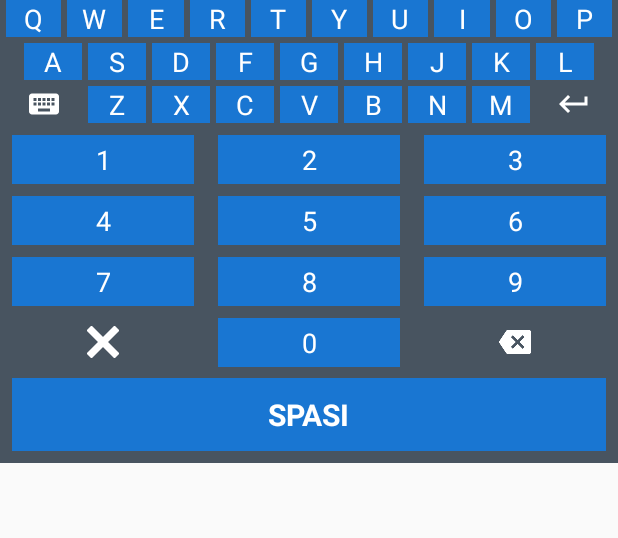
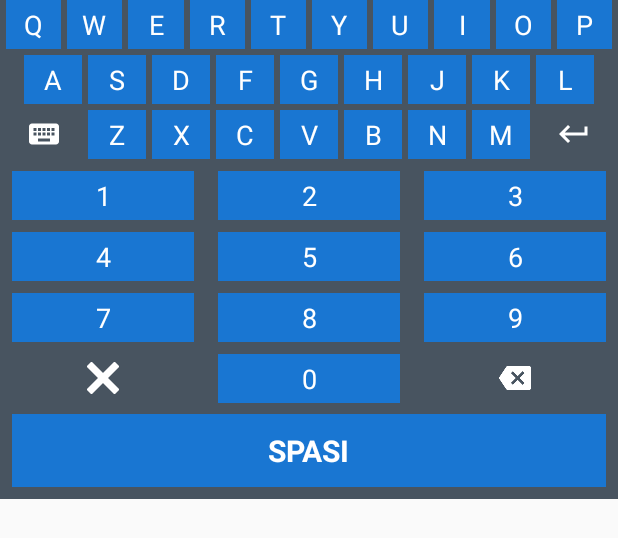
Before and after one commit to cvdigitalcreative/DataMatelKita, an Android app: the layout customkeyboard3.xml on its own in the app's theme, with its tools: preview values and no code run, on a phone screen of 412 x 824 dp. Shown: the top 538 px of the screen. Run offline under Robolectric (Android 15) with nearby library versions, the phone set to English and light mode, and no system bars.

Commit message:
Update keyboard 2 and 3

```diff
--- a/app/src/main/res/layout/customkeyboard2.xml
+++ b/app/src/main/res/layout/customkeyboard2.xml
@@ -181,11 +181,12 @@
 
         <ImageView
             android:layout_width="match_parent"
-            android:layout_height="wrap_content"
+            android:layout_height="match_parent"
             android:paddingStart="@dimen/padding_horizontal"
             android:paddingTop="@dimen/padding_vertical"
             android:paddingEnd="@dimen/padding_horizontal"
             android:paddingBottom="@dimen/padding_vertical"
+            android:scaleType="center"
             android:src="@drawable/ic_delete"
             app:srcCompat="@drawable/ic_delete" />
     </LinearLayout>
--- a/app/src/main/res/layout/customkeyboard3.xml
+++ b/app/src/main/res/layout/customkeyboard3.xml
@@ -6,6 +6,7 @@
     android:layout_height="wrap_content"
     android:background="@color/baseblackColor"
     android:orientation="vertical">
+
     <LinearLayout
         android:id="@+id/btn_q"
         android:layout_width="0dp"
@@ -14,6 +15,7 @@
         android:layout_marginTop="4dp"
         android:background="@color/bgKeyboardBlue"
         android:orientation="vertical"
+        android:padding="@dimen/padding_vertical"
         app:layout_constraintEnd_toStartOf="@+id/btn_w"
         app:layout_constraintHorizontal_weight="1"
         app:layout_constraintStart_toStartOf="parent"
@@ -36,6 +38,7 @@
         android:layout_marginTop="4dp"
         android:background="@color/bgKeyboardBlue"
         android:orientation="vertical"
+        android:padding="@dimen/padding_vertical"
         app:layout_constraintEnd_toStartOf="@+id/btn_e"
         app:layout_constraintHorizontal_weight="1"
         app:layout_constraintStart_toEndOf="@id/btn_q"
@@ -58,6 +61,7 @@
         android:layout_marginTop="4dp"
         android:background="@color/bgKeyboardBlue"
         android:orientation="vertical"
+        android:padding="@dimen/padding_vertical"
         app:layout_constraintEnd_toStartOf="@+id/btn_r"
         app:layout_constraintHorizontal_weight="1"
         app:layout_constraintStart_toEndOf="@id/btn_w"
@@ -80,6 +84,7 @@
         android:layout_marginTop="4dp"
         android:background="@color/bgKeyboardBlue"
         android:orientation="vertical"
+        android:padding="@dimen/padding_vertical"
         app:layout_constraintEnd_toStartOf="@+id/btn_t"
         app:layout_constraintHorizontal_weight="1"
         app:layout_constraintStart_toEndOf="@id/btn_e"
@@ -102,6 +107,7 @@
         android:layout_marginTop="4dp"
         android:background="@color/bgKeyboardBlue"
         android:orientation="vertical"
+        android:padding="@dimen/padding_vertical"
         app:layout_constraintEnd_toStartOf="@+id/btn_y"
         app:layout_constraintHorizontal_weight="1"
         app:layout_constraintStart_toEndOf="@id/btn_r"
@@ -124,6 +130,7 @@
         android:layout_marginTop="4dp"
         android:background="@color/bgKeyboardBlue"
         android:orientation="vertical"
+        android:padding="@dimen/padding_vertical"
         app:layout_constraintEnd_toStartOf="@+id/btn_u"
         app:layout_constraintHorizontal_weight="1"
         app:layout_constraintStart_toEndOf="@id/btn_t"
@@ -146,6 +153,7 @@
         android:layout_marginTop="4dp"
         android:background="@color/bgKeyboardBlue"
         android:orientation="vertical"
+        android:padding="@dimen/padding_vertical"
         app:layout_constraintEnd_toStartOf="@+id/btn_i"
         app:layout_constraintHorizontal_weight="1"
         app:layout_constraintStart_toEndOf="@id/btn_y"
@@ -168,6 +176,7 @@
         android:layout_marginTop="4dp"
         android:background="@color/bgKeyboardBlue"
         android:orientation="vertical"
+        android:padding="@dimen/padding_vertical"
         app:layout_constraintEnd_toStartOf="@+id/btn_o"
         app:layout_constraintHorizontal_weight="1"
         app:layout_constraintStart_toEndOf="@id/btn_u"
@@ -190,6 +199,7 @@
         android:layout_marginTop="4dp"
         android:background="@color/bgKeyboardBlue"
         android:orientation="vertical"
+        android:padding="@dimen/padding_vertical"
         app:layout_constraintEnd_toStartOf="@id/btn_p"
         app:layout_constraintHorizontal_weight="1"
         app:layout_constraintStart_toEndOf="@id/btn_i"
@@ -213,6 +223,7 @@
         android:layout_marginEnd="4dp"
         android:background="@color/bgKeyboardBlue"
         android:orientation="vertical"
+        android:padding="@dimen/padding_vertical"
         app:layout_constraintEnd_toEndOf="parent"
         app:layout_constraintHorizontal_weight="1"
         app:layout_constraintStart_toEndOf="@id/btn_o"
@@ -235,6 +246,7 @@
         android:layout_marginTop="4dp"
         android:background="@color/bgKeyboardBlue"
         android:orientation="vertical"
+        android:padding="@dimen/padding_vertical"
         app:layout_constraintEnd_toStartOf="@+id/btn_s"
         app:layout_constraintHorizontal_weight="1"
         app:layout_constraintStart_toStartOf="parent"
@@ -256,6 +268,7 @@
         android:layout_marginStart="4dp"
         android:background="@color/bgKeyboardBlue"
         android:orientation="vertical"
+        android:padding="@dimen/padding_vertical"
         app:layout_constraintEnd_toStartOf="@+id/btn_d"
         app:layout_constraintHorizontal_weight="1"
         app:layout_constraintStart_toEndOf="@id/btn_a"
@@ -277,6 +290,7 @@
         android:layout_marginStart="4dp"
         android:background="@color/bgKeyboardBlue"
         android:orientation="vertical"
+        android:padding="@dimen/padding_vertical"
         app:layout_constraintEnd_toStartOf="@+id/btn_f"
         app:layout_constraintHorizontal_weight="1"
         app:layout_constraintStart_toEndOf="@id/btn_s"
@@ -298,6 +312,7 @@
         android:layout_marginStart="4dp"
         android:background="@color/bgKeyboardBlue"
         android:orientation="vertical"
+        android:padding="@dimen/padding_vertical"
         app:layout_constraintEnd_toStartOf="@+id/btn_g"
         app:layout_constraintHorizontal_weight="1"
         app:layout_constraintStart_toEndOf="@id/btn_d"
@@ -319,6 +334,7 @@
         android:layout_marginStart="4dp"
         android:background="@color/bgKeyboardBlue"
         android:orientation="vertical"
+        android:padding="@dimen/padding_vertical"
         app:layout_constraintEnd_toStartOf="@+id/btn_h"
         app:layout_constraintHorizontal_weight="1"
         app:layout_constraintStart_toEndOf="@id/btn_f"
@@ -340,6 +356,7 @@
         android:layout_marginStart="4dp"
         android:background="@color/bgKeyboardBlue"
         android:orientation="vertical"
+        android:padding="@dimen/padding_vertical"
         app:layout_constraintEnd_toStartOf="@+id/btn_j"
         app:layout_constraintHorizontal_weight="1"
         app:layout_constraintStart_toEndOf="@id/btn_g"
@@ -361,6 +378,7 @@
         android:layout_marginStart="4dp"
         android:background="@color/bgKeyboardBlue"
         android:orientation="vertical"
+        android:padding="@dimen/padding_vertical"
         app:layout_constraintEnd_toStartOf="@+id/btn_k"
         app:layout_constraintHorizontal_weight="1"
         app:layout_constraintStart_toEndOf="@id/btn_h"
@@ -382,6 +400,7 @@
         android:layout_marginStart="4dp"
         android:background="@color/bgKeyboardBlue"
         android:orientation="vertical"
+        android:padding="@dimen/padding_vertical"
         app:layout_constraintEnd_toStartOf="@+id/btn_l"
         app:layout_constraintHorizontal_weight="1"
         app:layout_constraintStart_toEndOf="@id/btn_j"
@@ -404,6 +423,7 @@
         android:layout_marginEnd="16dp"
         android:background="@color/bgKeyboardBlue"
         android:orientation="vertical"
+        android:padding="@dimen/padding_vertical"
         app:layout_constraintEnd_toEndOf="parent"
         app:layout_constraintHorizontal_weight="1"
         app:layout_constraintStart_toEndOf="@id/btn_k"
@@ -426,6 +446,7 @@
         android:layout_marginTop="4dp"
         android:layout_marginEnd="4dp"
         android:orientation="vertical"
+        android:padding="@dimen/padding_vertical"
         app:layout_constraintEnd_toStartOf="@+id/btn_z"
         app:layout_constraintHorizontal_weight="1"
         app:layout_constraintStart_toStartOf="parent"
@@ -444,6 +465,7 @@
         android:layout_marginBottom="8dp"
         android:background="@color/bgKeyboardBlue"
         android:orientation="vertical"
+        android:padding="@dimen/padding_vertical"
         app:layout_constraintEnd_toStartOf="@+id/btn_x"
         app:layout_constraintHorizontal_weight="1"
         app:layout_constraintStart_toStartOf="@+id/btn_s"
@@ -465,6 +487,7 @@
         android:layout_marginStart="4dp"
         android:background="@color/bgKeyboardBlue"
         android:orientation="vertical"
+        android:padding="@dimen/padding_vertical"
         app:layout_constraintEnd_toStartOf="@+id/btn_c"
         app:layout_constraintHorizontal_weight="1"
         app:layout_constraintStart_toEndOf="@id/btn_z"
@@ -486,6 +509,7 @@
         android:layout_marginStart="4dp"
         android:background="@color/bgKeyboardBlue"
         android:orientation="vertical"
+        android:padding="@dimen/padding_vertical"
         app:layout_constraintEnd_toStartOf="@+id/btn_v"
         app:layout_constraintHorizontal_weight="1"
         app:layout_constraintStart_toEndOf="@id/btn_x"
@@ -507,6 +531,7 @@
         android:layout_marginStart="4dp"
         android:background="@color/bgKeyboardBlue"
         android:orientation="vertical"
+        android:padding="@dimen/padding_vertical"
         app:layout_constraintEnd_toStartOf="@+id/btn_b"
         app:layout_constraintHorizontal_weight="1"
         app:layout_constraintStart_toEndOf="@id/btn_c"
@@ -528,6 +553,7 @@
         android:layout_marginStart="4dp"
         android:background="@color/bgKeyboardBlue"
         android:orientation="vertical"
+        android:padding="@dimen/padding_vertical"
         app:layout_constraintEnd_toStartOf="@+id/btn_n"
         app:layout_constraintHorizontal_weight="1"
         app:layout_constraintStart_toEndOf="@id/btn_v"
@@ -549,6 +575,7 @@
         android:layout_marginStart="4dp"
         android:background="@color/bgKeyboardBlue"
         android:orientation="vertical"
+        android:padding="@dimen/padding_vertical"
         app:layout_constraintEnd_toStartOf="@+id/btn_m"
         app:layout_constraintHorizontal_weight="1"
         app:layout_constraintStart_toEndOf="@id/btn_b"
@@ -570,6 +597,7 @@
         android:layout_marginStart="4dp"
         android:background="@color/bgKeyboardBlue"
         android:orientation="vertical"
+        android:padding="@dimen/padding_vertical"
         app:layout_constraintEnd_toEndOf="@+id/btn_k"
         app:layout_constraintHorizontal_weight="1"
         app:layout_constraintStart_toEndOf="@id/btn_n"
@@ -591,6 +619,7 @@
         android:layout_marginStart="4dp"
         android:layout_marginEnd="4dp"
         android:orientation="vertical"
+        android:padding="@dimen/padding_vertical"
         app:layout_constraintEnd_toEndOf="parent"
         app:layout_constraintHorizontal_weight="1"
         app:layout_constraintStart_toEndOf="@+id/btn_m"
```
